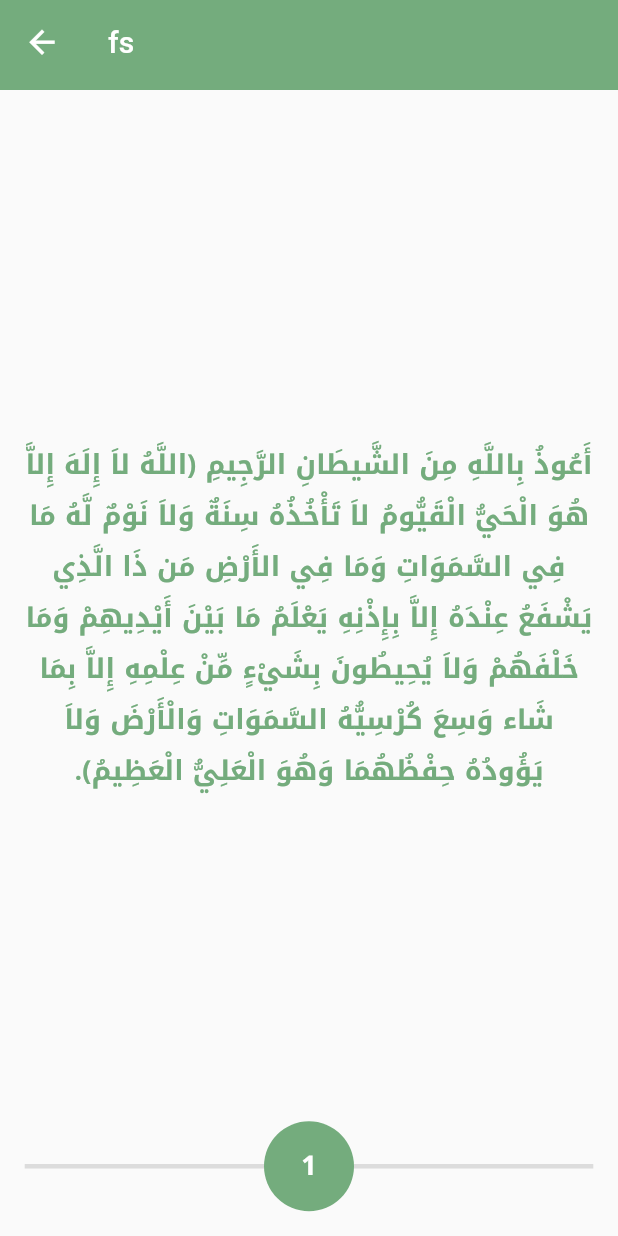
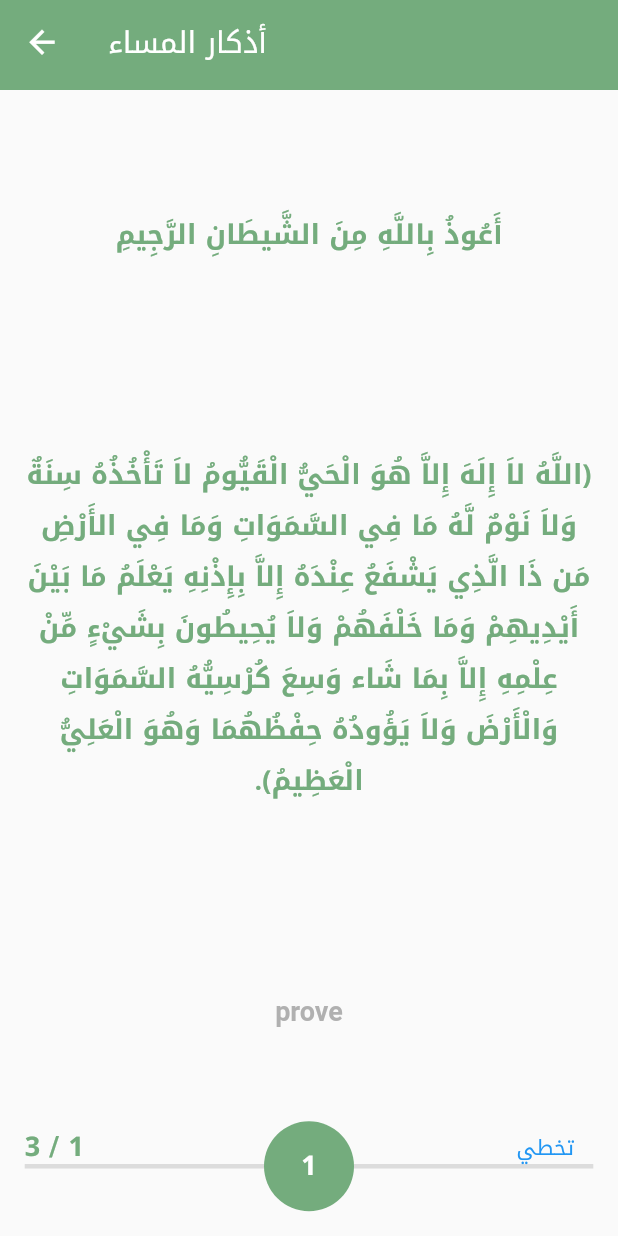
Before and after one commit to devhasanalhamed/athkar, a Flutter app: the AthkarPage screen opened by its route, on a phone screen of 412 x 824 dp. Run offline on Flutter 3.47's test engine with Material 2 defaults, Android fonts, the phone set to English and light mode, and no system bars; our stand-ins replace font_awesome_flutter.

Commit message:
enhancements in UI

```diff
--- a/lib/app/data/models/athkar_model.dart
+++ b/lib/app/data/models/athkar_model.dart
@@ -1,10 +1,12 @@
 
 class Athkar {
+  final String? title;
   final String name;
   final int rounds;
   final String prove;
 
   Athkar({
+    this.title,
     required this.name,
     required this.rounds,
     required this.prove,
--- a/lib/app/view/pages/athkar_page.dart
+++ b/lib/app/view/pages/athkar_page.dart
@@ -14,14 +14,9 @@ class AthkarPage extends StatefulWidget {
 class _AthkarPageState extends State<AthkarPage> {
   List<Athkar> athkarList = [
     Athkar(
+      title: 'أَعُوذُ بِاللَّهِ مِنَ الشَّيطَانِ الرَّجِيمِ',
       name:
-          'أَعُوذُ بِاللَّهِ مِنَ الشَّيطَانِ الرَّجِيمِ ﴿اللَّهُ لاَ إِلَهَ إِلاَّ هُوَ الْحَيُّ الْقَيُّومُ لاَ تَأْخُذُهُ سِنَةٌ وَلاَ نَوْمٌ لَّهُ مَا فِي السَّمَوَاتِ وَمَا فِي الأَرْضِ مَن ذَا الَّذِي يَشْفَعُ عِنْدَهُ إِلاَّ بِإِذْنِهِ يَعْلَمُ مَا بَيْنَ أَيْدِيهِمْ وَمَا خَلْفَهُمْ وَلاَ يُحِيطُونَ بِشَيْءٍ مِّنْ عِلْمِهِ إِلاَّ بِمَا شَاء وَسِعَ كُرْسِيُّهُ السَّمَوَاتِ وَالْأَرْضَ وَلاَ يَؤُودُهُ حِفْظُهُمَا وَهُوَ الْعَلِيُّ الْعَظِيمُ﴾.',
-      rounds: 1,
-      prove: 'prove',
-    ),
-    Athkar(
-      name:
-          'أَعُوذُ بِاللَّهِ مِنَ الشَّيطَانِ الرَّجِيمِ ﴿اللَّهُ لاَ إِلَهَ إِلاَّ هُوَ الْحَيُّ الْقَيُّومُ لاَ تَأْخُذُهُ سِنَةٌ وَلاَ نَوْمٌ لَّهُ مَا فِي السَّمَوَاتِ وَمَا فِي الأَرْضِ مَن ذَا الَّذِي يَشْفَعُ عِنْدَهُ إِلاَّ بِإِذْنِهِ يَعْلَمُ مَا بَيْنَ أَيْدِيهِمْ وَمَا خَلْفَهُمْ وَلاَ يُحِيطُونَ بِشَيْءٍ مِّنْ عِلْمِهِ إِلاَّ بِمَا شَاء وَسِعَ كُرْسِيُّهُ السَّمَوَاتِ وَالْأَرْضَ وَلاَ يَؤُودُهُ حِفْظُهُمَا وَهُوَ الْعَلِيُّ الْعَظِيمُ﴾.',
+          '﴿اللَّهُ لاَ إِلَهَ إِلاَّ هُوَ الْحَيُّ الْقَيُّومُ لاَ تَأْخُذُهُ سِنَةٌ وَلاَ نَوْمٌ لَّهُ مَا فِي السَّمَوَاتِ وَمَا فِي الأَرْضِ مَن ذَا الَّذِي يَشْفَعُ عِنْدَهُ إِلاَّ بِإِذْنِهِ يَعْلَمُ مَا بَيْنَ أَيْدِيهِمْ وَمَا خَلْفَهُمْ وَلاَ يُحِيطُونَ بِشَيْءٍ مِّنْ عِلْمِهِ إِلاَّ بِمَا شَاء وَسِعَ كُرْسِيُّهُ السَّمَوَاتِ وَالْأَرْضَ وَلاَ يَؤُودُهُ حِفْظُهُمَا وَهُوَ الْعَلِيُّ الْعَظِيمُ﴾.',
       rounds: 1,
       prove: 'prove',
     ),
@@ -40,33 +35,56 @@ class _AthkarPageState extends State<AthkarPage> {
   ];
 
   var indexer = 0;
+  var rounds = 1;
+
   @override
   Widget build(BuildContext context) {
     final screenSize = MediaQuery.of(context).size.height;
     return Scaffold(
       appBar: const MyAppBar(
-        title: 'fs',
+        title: 'أذكار المساء',
         isHomePage: false,
       ),
       body: Padding(
         padding: EdgeInsets.all(screenSize * 0.02),
         child: InkWell(
-          onTap: (){
-            if(indexer < 3){
+          onTap: () {
+            if (indexer < athkarList.length - 1 && rounds == 1) {
               setState(() {
                 indexer += 1;
+                rounds = athkarList[indexer].rounds;
               });
+            }
+            else if(indexer < athkarList.length - 1){
+              setState(() {
+                rounds -=1;
+              });
+            }
+            else {
+              print('done');
             }
           },
           child: Column(
             children: [
               Expanded(
-                child: Center(
-                  child: Text(
-                    athkarList[indexer].name,
-                    textAlign: TextAlign.center,
-                    textDirection: TextDirection.rtl,
-                  ),
+                child: Column(
+                  mainAxisAlignment: MainAxisAlignment.spaceAround,
+                  children: [
+                    if(athkarList[indexer].title != null)Text('${athkarList[indexer].title}'),
+                    Text(
+                      athkarList[indexer].name,
+                      textAlign: TextAlign.center,
+                      textDirection: TextDirection.rtl,
+                    ),
+                    Text(
+                      athkarList[indexer].prove,
+                      textAlign: TextAlign.center,
+                      textDirection: TextDirection.rtl,
+                      style: TextStyle(
+                        color: Colors.grey.withOpacity(0.8)
+                      ),
+                    ),
+                  ],
                 ),
               ),
               Stack(
@@ -84,9 +102,27 @@ class _AthkarPageState extends State<AthkarPage> {
                     ),
                     child: Center(
                         child: Text(
-                      '${athkarList[indexer].rounds}',
+                      '$rounds',
                       style: Theme.of(context).textTheme.titleSmall,
                     )),
+                  ),
+                  Positioned(
+                    left: 0,
+                    top: 0,
+                    child: Text('${athkarList.length} / ${indexer + 1}'),
+                  ),
+                  Positioned(
+                    right: 0,
+                    top: 0,
+                    child: TextButton(
+                      onPressed: (){},
+                      style: ButtonStyle(
+                        tapTargetSize: MaterialTapTargetSize.shrinkWrap,
+                        padding: MaterialStateProperty.all<EdgeInsets>(
+                            const EdgeInsets.all(0.0)),
+                      ),
+                      child: const Text('تخطي'),
+                    ),
                   ),
                 ],
               ),
```
